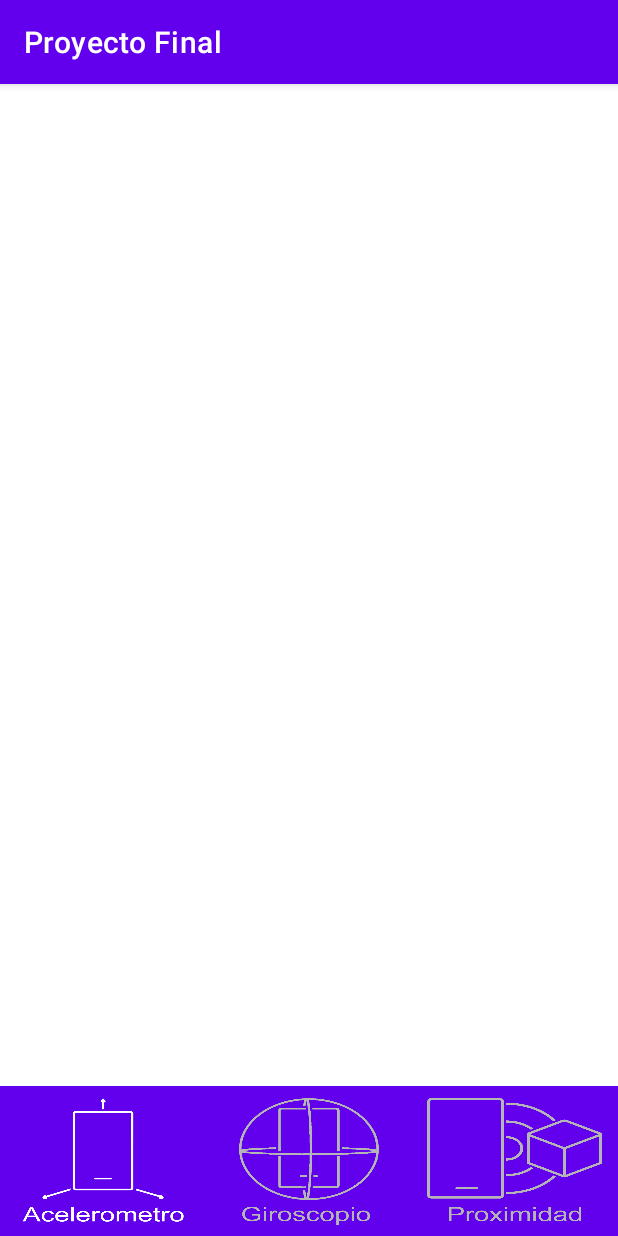
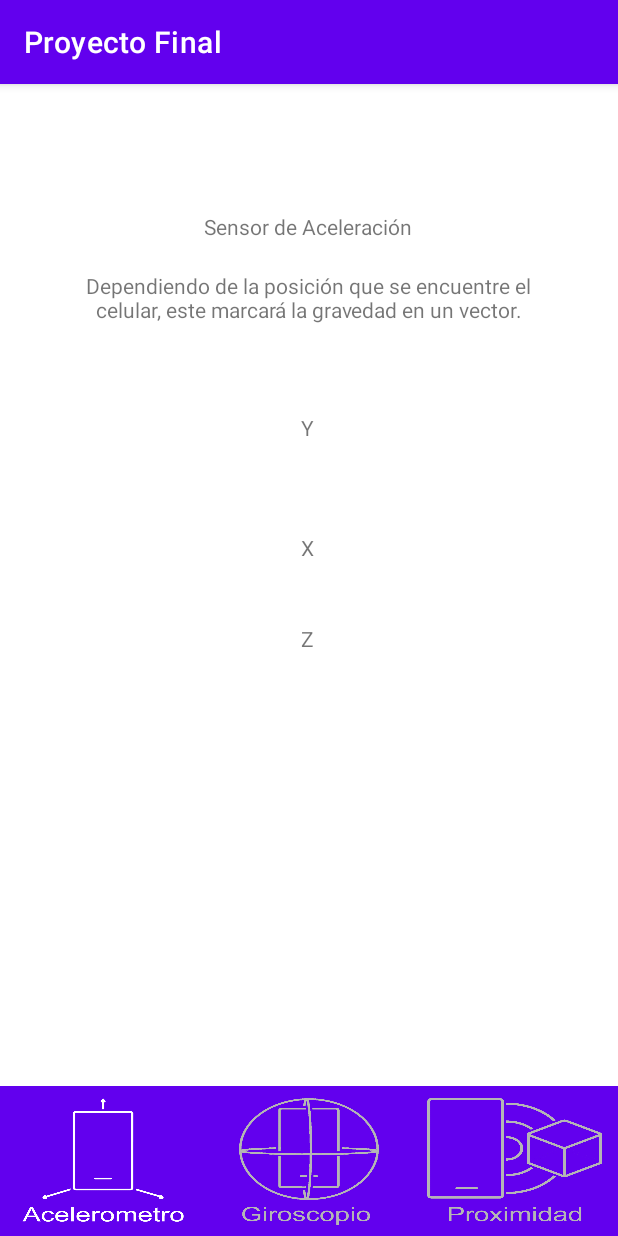
Before and after one commit to JoseACastilloH/ProyectoFinalHPA, an Android app: the MenuActivity screen opened directly, with no data from a screen before it, after a tap on an icon or button, on a phone screen of 412 x 824 dp. Run offline under Robolectric (Android 15) with nearby library versions, the light colour scheme and no system bars.

Commit message:
Carga de la implementación del sensor del Acelerometro

```diff
--- /dev/null
+++ b/ProyectoFinal_Castillo_Lan_Morn/app/src/main/java/com/example/proyectofinal_castillo_lan_morn/AccelerationFragment.java
@@ -0,0 +1,154 @@
+package com.example.proyectofinal_castillo_lan_morn;
+
+import android.graphics.Color;
+import android.hardware.Sensor;
+import android.hardware.SensorEvent;
+import android.hardware.SensorEventListener;
+import android.hardware.SensorManager;
+import android.os.Bundle;
+
+import androidx.fragment.app.Fragment;
+
+
+import android.view.LayoutInflater;
+import android.view.View;
+import android.view.ViewGroup;
+import android.widget.FrameLayout;
+import android.widget.TextView;
+import android.app.Activity;
+
+/**
+ * A simple {@link Fragment} subclass.
+ * Use the {@link AccelerationFragment#newInstance} factory method to
+ * create an instance of this fragment.
+ */
+public class AccelerationFragment extends Fragment {
+
+    // TODO: Rename parameter arguments, choose names that match
+    // the fragment initialization parameters, e.g. ARG_ITEM_NUMBER
+    private static final String ARG_PARAM1 = "param1";
+    private static final String ARG_PARAM2 = "param2";
+
+    // TODO: Rename and change types of parameters
+    private String mParam1;
+    private String mParam2;
+    private SensorManager SM;
+    private TextView xText, yText, zText;
+    private Sensor mySensor;
+    int whip = 0;
+    private FrameLayout flView;
+
+    public AccelerationFragment() {
+        // Required empty public constructor
+    }
+
+    /**
+     * Use this factory method to create a new instance of
+     * this fragment using the provided parameters.
+     *
+     //* @param param1 Parameter 1.
+     //* @param param2 Parameter 2.
+     * @return A new instance of fragment AccelerationFragment.
+     */
+    // TODO: Rename and change types and number of parameters
+
+    public void setSensor(SensorManager sensor){
+        SM = sensor;
+    }
+
+    SensorEventListener accelerationSensorEventListener
+            = new SensorEventListener() {
+
+
+        //flView = view.findViewById(R.id.flView);
+
+        @Override
+        public void onAccuracyChanged(Sensor sensor, int accuracy) {
+            // TODO Auto-generated method stub
+        }
+        @Override
+        public void onSensorChanged(SensorEvent event) {
+            // TODO Auto-generated method stub
+
+            float x = event.values[0];
+            float y = event.values[1];
+            float z = event.values[2];
+            //View contenedor = event.getView();
+
+            if (y>0 ){
+                whip++;
+                //contenedor.setBackgroundColor(Color.RED);
+            }
+            else if (y<0 ){
+                whip--;
+                //getWindow().getDecorView().setBackgroundColor(Color.BLUE);
+            }
+            xText.setText("X: " + event.values[0]);
+            yText.setText("Y: " + event.values[1]);
+            zText.setText("Z: " + event.values[2]);
+        }
+    };
+
+
+
+
+
+
+
+
+    @Override
+    public void onViewCreated(View view, Bundle savedInstanceState) {
+        super.onViewCreated(view, savedInstanceState);
+
+        // Create our Sensor Manager
+        //SM = (SensorManager)getSystemService(SENSOR_SERVICE);
+
+        // Accelerometer Sensor
+        mySensor = SM.getDefaultSensor(Sensor.TYPE_ACCELEROMETER);
+
+        // Register sensor Listener
+        SM.registerListener(accelerationSensorEventListener, mySensor, SensorManager.SENSOR_DELAY_NORMAL);
+
+        // Assign TextView
+        xText = (TextView)view.findViewById(R.id.xText);
+        yText = (TextView)view.findViewById(R.id.yText);
+        zText = (TextView)view.findViewById(R.id.zText);
+
+    }
+
+
+
+
+
+
+
+
+
+    public static AccelerationFragment newInstance(String param1, String param2) {
+        AccelerationFragment fragment = new AccelerationFragment();
+        Bundle args = new Bundle();
+        args.putString(ARG_PARAM1, param1);
+        args.putString(ARG_PARAM2, param2);
+        fragment.setArguments(args);
+        return fragment;
+    }
+
+    @Override
+    public void onCreate(Bundle savedInstanceState) {
+        super.onCreate(savedInstanceState);
+        if (getArguments() != null) {
+            mParam1 = getArguments().getString(ARG_PARAM1);
+            mParam2 = getArguments().getString(ARG_PARAM2);
+        }
+    }
+
+    @Override
+    public View onCreateView(LayoutInflater inflater, ViewGroup container,
+                             Bundle savedInstanceState) {
+        // Inflate the layout for this fragment
+        return inflater.inflate(R.layout.fragment_acceleration, container, false);
+    }
+
+
+
+}
--- a/ProyectoFinal_Castillo_Lan_Morn/app/src/main/java/com/example/proyectofinal_castillo_lan_morn/MenuActivity.java
+++ b/ProyectoFinal_Castillo_Lan_Morn/app/src/main/java/com/example/proyectofinal_castillo_lan_morn/MenuActivity.java
@@ -52,6 +52,14 @@ public class MenuActivity extends AppCompatActivity {
                 btnAceletrometro.setForeground(drwAceBlanco);
                 btnGiroscopio.setForeground(drwGiroGris);
                 btnProximidad.setForeground(drwProxGris);
+                SensorManager sensor = (SensorManager) getSystemService(Context.SENSOR_SERVICE);
+
+                AccelerationFragment proFrag = new AccelerationFragment();
+                proFrag.setSensor(sensor);
+
+                FragmentTransaction ft = getSupportFragmentManager().beginTransaction();
+                ft.replace(R.id.fragView, proFrag);
+                ft.commit();
 
             }
         });
--- /dev/null
+++ b/ProyectoFinal_Castillo_Lan_Morn/app/src/main/res/layout/fragment_acceleration.xml
@@ -0,0 +1,75 @@
+<?xml version="1.0" encoding="utf-8"?>
+<FrameLayout xmlns:android="http://schemas.android.com/apk/res/android"
+    xmlns:app="http://schemas.android.com/apk/res-auto"
+    xmlns:tools="http://schemas.android.com/tools"
+    android:layout_width="match_parent"
+    android:layout_height="match_parent"
+    tools:context=".AccelerationFragment">
+
+    <!-- TODO: Update blank fragment layout -->
+
+    <androidx.constraintlayout.widget.ConstraintLayout
+        android:layout_width="match_parent"
+        android:layout_height="379dp">
+
+        <TextView
+            android:id="@+id/xText"
+            android:layout_width="wrap_content"
+            android:layout_height="wrap_content"
+            android:text="X"
+            app:layout_constraintBottom_toBottomOf="parent"
+            app:layout_constraintHorizontal_bias="0.497"
+            app:layout_constraintLeft_toLeftOf="parent"
+            app:layout_constraintRight_toRightOf="parent"
+            app:layout_constraintTop_toTopOf="parent"
+            app:layout_constraintVertical_bias="0.683" />
+
+        <TextView
+            android:id="@+id/yText"
+            android:layout_width="wrap_content"
+            android:layout_height="wrap_content"
+            android:text="Y"
+            app:layout_constraintBottom_toBottomOf="parent"
+            app:layout_constraintHorizontal_bias="0.498"
+            app:layout_constraintLeft_toLeftOf="parent"
+            app:layout_constraintRight_toRightOf="parent"
+            app:layout_constraintTop_toTopOf="parent"
+            app:layout_constraintVertical_bias="0.461" />
+
+        <TextView
+            android:id="@+id/zText"
+            android:layout_width="wrap_content"
+            android:layout_height="wrap_content"
+            android:text="Z"
+            app:layout_constraintBottom_toBottomOf="parent"
+            app:layout_constraintHorizontal_bias="0.498"
+            app:layout_constraintLeft_toLeftOf="parent"
+            app:layout_constraintRight_toRightOf="parent"
+            app:layout_constraintTop_toTopOf="parent"
+            app:layout_constraintVertical_bias="0.852" />
+
+        <TextView
+            android:id="@+id/textView"
+            android:layout_width="wrap_content"
+            android:layout_height="wrap_content"
+            android:layout_marginTop="32dp"
+            android:text="Sensor de Aceleración"
+            app:layout_constraintEnd_toEndOf="parent"
+            app:layout_constraintHorizontal_bias="0.498"
+            app:layout_constraintStart_toStartOf="parent"
+            app:layout_constraintTop_toTopOf="parent" />
+
+        <TextView
+            android:id="@+id/textView2"
+            android:layout_width="316dp"
+            android:layout_height="37dp"
+            android:layout_marginTop="20dp"
+            android:text="Dependiendo de la posición que se encuentre el celular, este marcará la gravedad en un vector."
+            android:textAlignment="center"
+            app:layout_constraintEnd_toEndOf="parent"
+            app:layout_constraintHorizontal_bias="0.494"
+            app:layout_constraintStart_toStartOf="parent"
+            app:layout_constraintTop_toBottomOf="@+id/textView" />
+    </androidx.constraintlayout.widget.ConstraintLayout>
+
+</FrameLayout>
```
